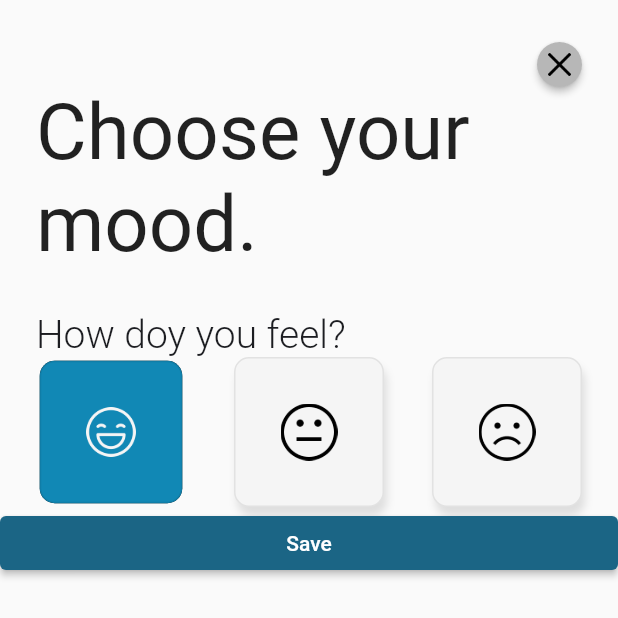
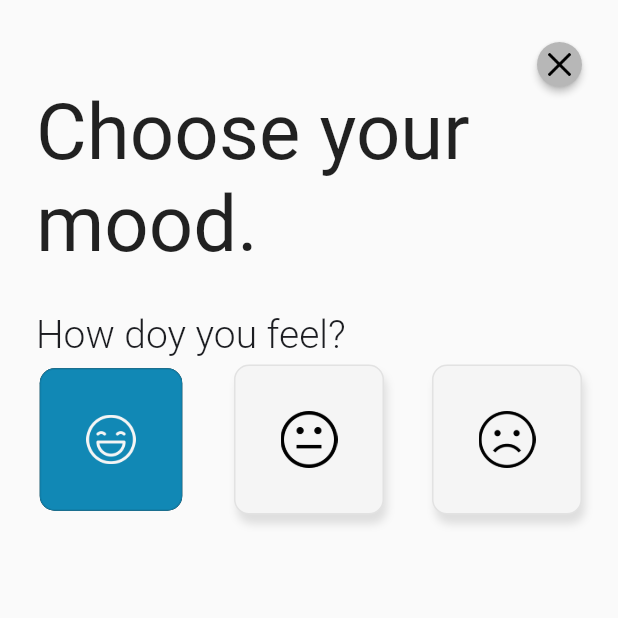
Before and after one commit to CanberkD/flutter-mood-tracker-app, a Flutter app: the screen it shows after launch, on a phone screen of 412 x 824 dp, the top half of it. Run offline on Flutter 3.47's test engine with Material 2 defaults, Android fonts, the phone set to English and light mode, and no system bars; our stand-ins replace mobx; generated files the repository leaves out were written again.

Commit message:
toggleGroup widget clean code completed.

```diff
--- a/lib/core/components/button/toggle_button.dart
+++ b/lib/core/components/button/toggle_button.dart
@@ -115,6 +115,121 @@ class _ToggleButtonState extends State<ToggleButton> {
   }
 }
 
+class ToggleGroup extends StatefulWidget {
+
+  const ToggleGroup({
+    Key? key,
+
+    //When ToggleButton selected => child of button at index = widget in selectedChildList[index].
+    required this.selectedChildList,
+
+    //Taking this list and set button's isSelected in initState. Has to be only one true.
+    //When a toggle button clicked => isSelectedBoolList[index of clicked button] equals true and rest of it equals false.
+    required this.isSelectedBoolList,
+
+    //When toggle button clicked, this function throw back isSelectedBoolList.
+    required this.onPressed,
+
+    //When toggle button not selected => child of button at index = widget in notSelectedChildList[index].
+    required this.notSelectedChildList,
+
+    //When a button selected => background color of selected button = selectedColor.
+    required this.selectedColor,
+
+    //When a button selected => Rest of button's background color = notSelectedColor.
+    required this.notSelectedColor,
+
+    //Buttons size attributes.
+    required this.buttonWidth,
+    required this.buttonHeight,
+
+    }) : super(key: key);
+
+  final Function(List<bool> boolList) onPressed;
+  final List<Widget> selectedChildList;
+  final List<Widget> notSelectedChildList;
+  final Color selectedColor;
+  final Color notSelectedColor;
+  final List<bool> isSelectedBoolList;
+  final double buttonWidth;
+  final double buttonHeight;
+
+  @override
+  State<ToggleGroup> createState() => _ToggleGroupState();
+}
+
+class _ToggleGroupState extends State<ToggleGroup> {
+
+  @override
+  void initState() {
+    super.initState();
+
+    //Checking isSelectedBoolList has only one true;
+    if(!isTrueOnlyOne(widget.isSelectedBoolList)){
+      throw Exception('ToggleGroup construction error: isSelectedBoolList has to be only one true item.');
+    }
+
+    //Checking selectedChild and not selectedChild count equals.
+    if(widget.selectedChildList.length != widget.notSelectedChildList.length){
+      throw Exception('ToggleGroup construction error: selectedChildList.lenght has to be equals notSelectedChildList.lenght');
+    }
+
+    //Checking selectedChild||notSelectedChild and isSelectedBoolList count equals.
+    if(widget.selectedChildList.length != widget.isSelectedBoolList.length || widget.notSelectedChildList.length != widget.isSelectedBoolList.length){
+      throw Exception('ToggleGroup construction error: isSelectedBoolList.lenght has to be equals selected/notSelectedChildList.lenght.');
+    }
+  }
+
+  bool isTrueOnlyOne(List<bool> list){
+    int counter = 0;
+    for(var item in list){
+      if(item == true){
+        counter++;
+        if(counter >= 2){
+          return false;
+        }
+      }
+    }
+    return true;
+  }
+
+  @override
+  Widget build(BuildContext context) {
+    return SizedBox(
+      height: widget.buttonHeight + widget.buttonHeight*0.1,
+        child: LayoutBuilder(
+          builder: (BuildContext context, BoxConstraints constraints) {
+          return ListView.separated(
+          physics: const NeverScrollableScrollPhysics(),
+          scrollDirection: Axis.horizontal,
+          itemCount: widget.selectedChildList.length,
+          itemBuilder: (context, index) {
+            return ToggleButton(
+              width: widget.buttonWidth,
+              heigth: widget.buttonHeight,
+              onpressed: (isSelected) {
+                setState(() {
+                  widget.isSelectedBoolList.fillRange(0, widget.isSelectedBoolList.length, false);
+                  widget.isSelectedBoolList[index] = true;
+                  widget.onPressed.call(widget.isSelectedBoolList);
+                });
+              },
+              notSelectedChild: widget.notSelectedChildList[index],
+              notSelectedColor: widget.notSelectedColor,
+              selectedChild: widget.selectedChildList[index],
+              selectedColor: widget.selectedColor,
+              isSelected: widget.isSelectedBoolList[index],
+            );
+          }, separatorBuilder: (BuildContext context, int index) {
+            //For MainAxisAlignment.spaceevenly effect, calculating space between buttons.
+            return index != widget.selectedChildList.length - 1 ? SizedBox(width: (constraints.maxWidth - (widget.buttonWidth*widget.selectedChildList.length)) / (widget.selectedChildList.length - 1)): const SizedBox.shrink();
+            },
+              );
+  }),
+    );
+  }
+}
+
 class ToggleButtonConsts {
   final Duration animationDuration = const Duration(milliseconds: 100);
   final double smallerPercent = 0.05;
--- a/lib/product/input/view/input_view.dart
+++ b/lib/product/input/view/input_view.dart
@@ -1,5 +1,4 @@
 import 'package:flutter/material.dart';
-import 'package:flutter_mobx/flutter_mobx.dart';
 import 'package:flutter_mood_tracker/core/components/button/toggle_button.dart';
 import 'package:flutter_mood_tracker/product/components/button/icon_button.dart';
 import 'package:flutter_mood_tracker/product/components/text/header_text.dart';
@@ -54,61 +53,26 @@ class _InputViewState extends State<InputView> {
           Padding(
             padding: EdgeInsets.symmetric(
                 horizontal: PaddingSizes.mainColumHorizontalPadding.value()),
-            child: moodButtons(),
+            child: moodButtonGroup(),
           ),
-          ElevatedButton(onPressed: () {print(_model.isHappySelected.toString() + _model.isNotrSelected.toString() + _model.isSadSelected.toString());}, child: const Text('Save')),
         ],
       ),
     );
   }
 
-  Row moodButtons() {
-    return Row(
-      mainAxisAlignment: MainAxisAlignment.spaceBetween,
-      children: [
-        Observer(builder: (_) {
-          return ToggleButton(
-            isSelected: _model.isHappySelected,
-            onpressed: (bool isSelected) {
-              _model.buttonPressed(1);
-            },
-            notSelectedChild:
-                Image.asset(PngPaths(themeInfo: ThemeInfo.dark).happy),
+  ToggleGroup moodButtonGroup() {
+    return ToggleGroup(
+            buttonWidth: 100,
+            buttonHeight: 100,
+            selectedChildList: [Image.asset(PngPaths(themeInfo: ThemeInfo.light).happy), Image.asset(PngPaths(themeInfo: ThemeInfo.light).notr),Image.asset(PngPaths(themeInfo: ThemeInfo.light).sad)],
+            notSelectedChildList: [Image.asset(PngPaths(themeInfo: ThemeInfo.dark).happy), Image.asset(PngPaths(themeInfo: ThemeInfo.dark).notr),Image.asset(PngPaths(themeInfo: ThemeInfo.dark).sad)],
+            selectedColor: ProjectColors.primaryBlue.value(),
             notSelectedColor: ProjectColors.primaryWhite.value(),
-            selectedChild:
-                Image.asset(PngPaths(themeInfo: ThemeInfo.light).happy),
-            selectedColor: ProjectColors.primaryBlue.value(),
-          );
-        }),
-        Observer(builder: (_) {
-          return ToggleButton(
-            isSelected: _model.isNotrSelected,
-            onpressed: (bool isSelected) {
-              _model.buttonPressed(2);
-            },
-            notSelectedChild:
-                Image.asset(PngPaths(themeInfo: ThemeInfo.dark).notr),
-            notSelectedColor: ProjectColors.primaryWhite.value(),
-            selectedChild:
-                Image.asset(PngPaths(themeInfo: ThemeInfo.light).notr),
-            selectedColor: ProjectColors.primaryBlue.value(),
-          );
-        }),
-        Observer(builder: (_) {
-          return ToggleButton(
-            isSelected: _model.isSadSelected,
-            onpressed: (bool isSelected) {
-              _model.buttonPressed(3);
-            },
-            notSelectedChild:
-                Image.asset(PngPaths(themeInfo: ThemeInfo.dark).sad),
-            notSelectedColor: ProjectColors.primaryWhite.value(),
-            selectedChild:
-                Image.asset(PngPaths(themeInfo: ThemeInfo.light).sad),
-            selectedColor: ProjectColors.primaryBlue.value(),
-          );
-        }),
-      ],
-    );
+            isSelectedBoolList: [_model.isButtonSelectedList[0], _model.isButtonSelectedList[1], _model.isButtonSelectedList[2]],
+            onPressed: (List<bool> boolList) {
+              print(boolList);
+             },
+            );
   }
+
 }
--- a/lib/product/input/viewModel/input_viewmodel.dart
+++ b/lib/product/input/viewModel/input_viewmodel.dart
@@ -5,25 +5,6 @@ class InputViewModel = _InputViewModelBase with _$InputViewModel;
 
 abstract class _InputViewModelBase with Store {
   @observable
-  bool isHappySelected = true;
-  @observable
-  bool isNotrSelected = false;
-  @observable
-  bool isSadSelected = false;
-
-  @action
-  void buttonPressed(int index){
-    isHappySelected = false;
-    isNotrSelected = false;
-    isSadSelected = false;
-    if(index == 1) {
-      isHappySelected = !isHappySelected;
-    } else if(index == 2) {
-      isNotrSelected = !isNotrSelected;
-    }
-    else if(index == 3){
-      isSadSelected = !isSadSelected;
-    }
-  }
+  List<bool> isButtonSelectedList = [true, false, false];
 
 }
```
Also changed, not shown: lib/product/input/viewModel/input_viewmodel.g.dart.
